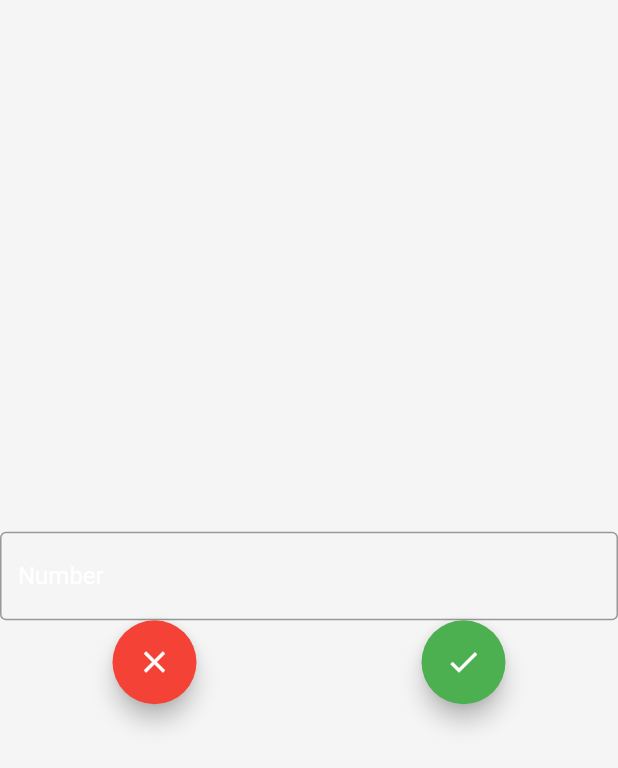
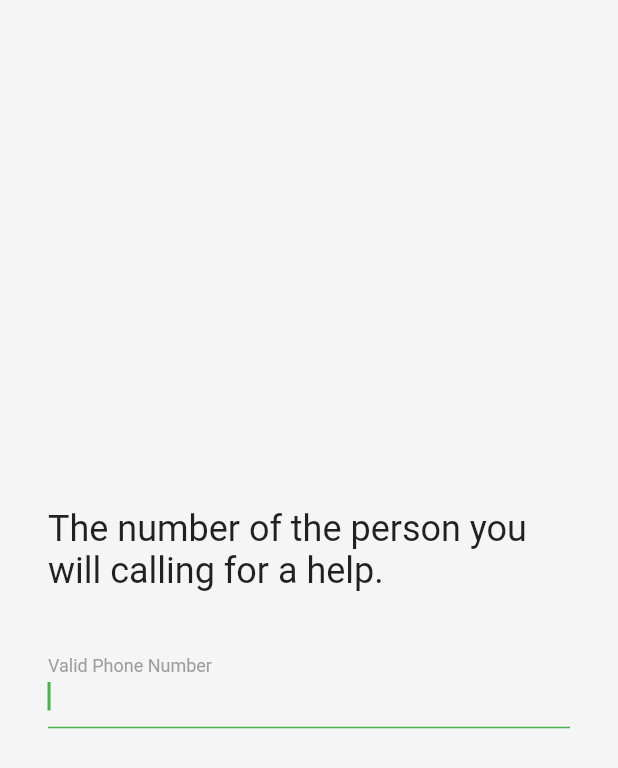
Before and after one commit to bgoncharuck/saveme, a Flutter app: the SaveMeNumbersAdd screen opened by its route, on a phone screen of 412 x 824 dp. Shown: the top 768 px of the screen. Run offline on Flutter 3.47's test engine with Material 2 defaults, Android fonts, the phone set to English and light mode, and no system bars.

```diff
--- a/lib/models/number.dart
+++ b/lib/models/number.dart
@@ -2,12 +2,10 @@ import 'package:flutter/material.dart';
 
 abstract class INumber {
   String text;
-  bool isMainNumber;
 }
 
 class Number implements INumber {
   String text;
-  bool isMainNumber = false;
   Number(this.text);
 }
 
--- a/lib/modules/number_decoration.dart
+++ b/lib/modules/number_decoration.dart
@@ -34,19 +34,18 @@ class __NumbersListDecorationState extends State<_NumbersListDecoration> {
                   FlatButton(
                     onPressed: () {
                       setState(() {
-                        if (widget.number.isMainNumber == true) {
-                          widget.number.isMainNumber = false;
+                        if (NumbersList.isMainNumber(widget.number)) {
                           NumbersList.unsetMainNumber();
                         } else {
-                          widget.number.isMainNumber = true;
                           NumbersList.mainNumber = widget.number;
                         }
+                        Navigator.of(context).pushNamed("/numbers");
                       });
                     },
                     child: Text(widget.number.text,
                         style: TextStyle(
                             fontSize: 24.0,
-                            color: widget.number.isMainNumber
+                            color: NumbersList.isMainNumber(widget.number)
                                 ? DefaultTheme.buttonColor
                                 : DefaultTheme.colorScheme.onSurface)),
                   ),
--- a/lib/routes/numbers_add.dart
+++ b/lib/routes/numbers_add.dart
@@ -1,5 +1,6 @@
 import 'package:flutter/material.dart';
 import 'package:flutter/services.dart';
+import 'package:saveme/style/themes.dart';
 import 'package:saveme/widgets/navigation_button.dart';
 import 'package:saveme/modules/numbers_list.dart';
 import 'package:saveme/models/number.dart';
@@ -10,6 +11,7 @@ class SaveMeNumbersAdd extends StatefulWidget {
 }
 
 class _SaveMeNumbersAddState extends State<SaveMeNumbersAdd> {
+  String editedNumber;
   @override
   Widget build(BuildContext context) {
     return Scaffold(
@@ -22,7 +24,7 @@ class _SaveMeNumbersAddState extends State<SaveMeNumbersAdd> {
                     children: <Widget>[
                       NavigationButton(
                         navigate: "/numbers",
-                        name: "Numbers",
+                        name: "Numbers To Call",
                         icon: Icons.arrow_back,
                       ),
                       Expanded(
@@ -32,52 +34,36 @@ class _SaveMeNumbersAddState extends State<SaveMeNumbersAdd> {
                   )
                 : Container(),
             Expanded(
+              child: Padding(
+                padding: const EdgeInsets.all(32),
                 child: Column(
                   mainAxisAlignment: MainAxisAlignment.center,
                   crossAxisAlignment: CrossAxisAlignment.center,
                   children: <Widget>[
-                  TextField(
-                    decoration: InputDecoration(
-                      border: OutlineInputBorder(),
-                      labelText: 'Number',
+                    Padding(
+                      padding: const EdgeInsets.only(bottom: 32),
+                      child: Text(
+                        "The number of the person you will calling for a help.",
+                        style: TextStyle(
+                          fontSize: 24,
                         ),
                       ),
-                  Row(
-                    mainAxisAlignment: MainAxisAlignment.spaceAround,
-                    crossAxisAlignment: CrossAxisAlignment.center,
-                    children: <Widget>[
-                      FloatingActionButton(
-                        heroTag: "discardCreation",
-                        backgroundColor: Colors.red,
-                        onPressed: () {
-                          setState(() {
-                            if (NumbersList.isNotEmpty())
+                    ),
+                    TextField(
+                      autofocus: true,
+                      decoration: InputDecoration(
+                        labelText: 'Valid Phone Number',
+                      ),
+                      onChanged: (String changed) {
+                        editedNumber = changed;
+                      },
+                      onEditingComplete: () {
+                        NumbersList.add(Number(editedNumber));
                         Navigator.of(context).pushNamed("/numbers");
-                            // User need to have at least one number, if not - exit
-                            else
-                              SystemChannels.platform
-                                  .invokeMethod('SystemNavigator.pop');
-                          });
                       },
-                        child: Icon(
-                          Icons.close,
-                        ),
-                      ),
-                      FloatingActionButton(
-                        heroTag: "addNumber",
-                        onPressed: () {
-                          setState(() {
-                            NumbersList.add(DebugNumber);
-                            Navigator.of(context).pushNamed("/numbers");
-                          });
-                        },
-                        child: Icon(
-                          Icons.done,
-                        ),
                     ),
                   ],
                 ),
-                ],
               ),
             ),
           ],
--- a/lib/routes/settings.dart
+++ b/lib/routes/settings.dart
@@ -20,7 +20,7 @@ class _SaveMeSettingsState extends State<SaveMeSettings> {
               children: <Widget>[
                 NavigationButton(
                   navigate: "/numbers",
-                  name: "Numbers",
+                  name: "Numbers To Call",
                   icon: Icons.list,
                 ),
                 Expanded(
--- a/lib/widgets/navigation_button.dart
+++ b/lib/widgets/navigation_button.dart
@@ -41,8 +41,8 @@ class _NavigationButtonState extends State<NavigationButton> {
           padding: widget.padding,
           onPressed: () {
             setState(() {
+              if (widget.optionalAction != null) widget.optionalAction();
               Navigator.of(context).pushNamed(widget.navigate);
-              if (widget.optionalAction != null) widget.optionalAction();
             });
           },
           child: Row(
```
Also changed, not shown: lib/modules/numbers_list.dart (+6 -3 lines), lib/style/themes.dart (+17 -1 lines). Lines whose indentation alone changed are shown as unchanged.
